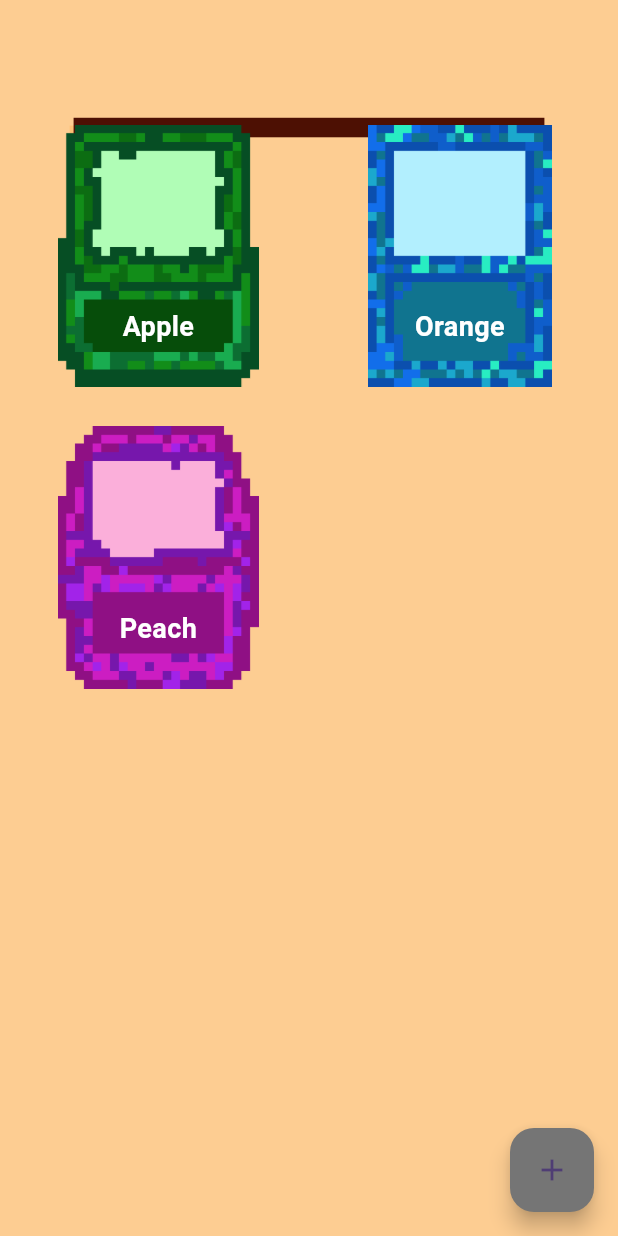
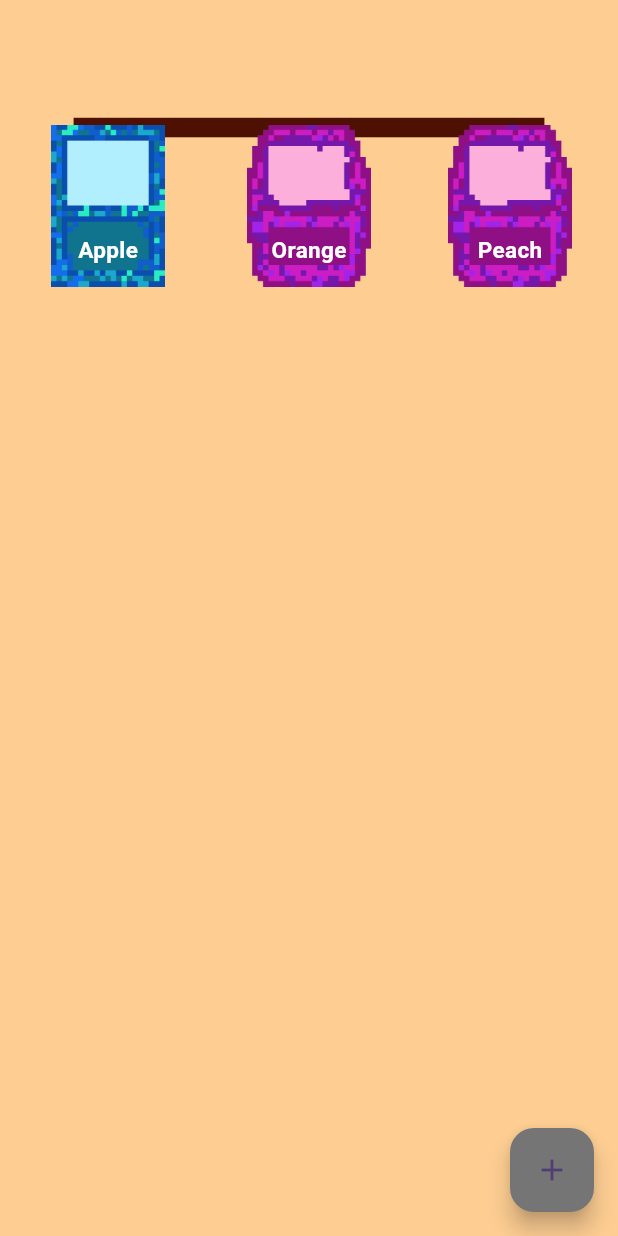
Before and after one commit to davidshxm/hack_the_north2024, a Flutter app: the screen it shows after launch, on a phone screen of 412 x 824 dp. Run offline on Flutter 3.47's test engine with Material 3 defaults, Android fonts, the phone set to English and light mode, and no system bars; drawn by our look-alikes of sliding_up_panel; our stand-ins replace image_picker; missing offline and left inert: google_mlkit_text_recognition.

Commit message:
Implement Images to replace buttons

```diff
--- a/lib/inventory.dart
+++ b/lib/inventory.dart
@@ -1,4 +1,5 @@
 import 'package:flutter/material.dart';
+import 'dart:math'; // Import dart:math for randomization
 import 'camera.dart';
 import 'inventory_manager.dart';
 import 'package:sliding_up_panel/sliding_up_panel.dart';
@@ -15,20 +16,21 @@ class _InventoryPage extends State<Inventory> {
   PanelController _pc = PanelController();
   bool _isPanelVisible = false;
   String value = ''; // Initially set to an empty string
+  final Random _random = Random(); // Create an instance of Random for random image selection
 
   @override
   void initState() {
     super.initState();
   }
 
-  // Function to cycle through images based on the index
-  String _getImageForIndex(int index) {
+  // Function to select a random image
+  String _getRandomImage() {
     List<String> images = [
       'assets/GameBoy-2.png',
       'assets/Card-2.png',
       'assets/Tamagotchi-2.png',
     ];
-    return images[index % images.length]; // Cycle through the 3 images
+    return images[_random.nextInt(images.length)]; // Randomly pick an image from the list
   }
 
   @override
@@ -83,7 +85,8 @@ class _InventoryPage extends State<Inventory> {
           ),
         ),
         // Foreground content (GridView and other UI elements)
-        SafeArea(
+        Container(
+          child: SafeArea(
             child: Column(
               children: [
                 SizedBox(height: 65,),
@@ -92,18 +95,21 @@ class _InventoryPage extends State<Inventory> {
                     padding: const EdgeInsets.all(10),
                     itemCount: _inventoryManager.inventoryItems.length,
                     gridDelegate: const SliverGridDelegateWithFixedCrossAxisCount(
-                    crossAxisCount: 2,
+                      crossAxisCount: 3,
                       crossAxisSpacing: 10,
                       mainAxisSpacing: 10,
                     ),
                     itemBuilder: (context, index) {
-                    return Stack(
+                      return Column(
+                        children: [
+                          Expanded(
+                            child: Stack(
                               alignment: Alignment.center, // Centers the content in the Stack
                               children: [
-                        // IconButton with dynamic image
+                                // IconButton with a random image
                                 IconButton(
-                          icon: Image.asset(_getImageForIndex(index)), // Dynamically set the image based on the index
-                          iconSize: 150, // Adjust the icon size as needed
+                                  icon: Image.asset(_getRandomImage()), // Use random image for each button
+                                  iconSize: 100, // Adjust the icon size as needed
                                   onPressed: () {
                                     setState(() {
                                       value = _inventoryManager.inventoryItems[index]; // Set value to the item string
@@ -113,15 +119,18 @@ class _InventoryPage extends State<Inventory> {
                                 ),
                                 // Text aligned to the center of the IconButton
                                 Positioned(
-                          bottom: 35, // Adjust this to control the vertical position of the text
+                                  bottom: 22, // Adjust this to control the vertical position of the text
                                   child: Text(
                                     _inventoryManager.inventoryItems[index],
                                     style: const TextStyle(
-                              fontSize: 18, // Adjust the font size as needed
+                                      fontSize: 15, // Adjust the font size as needed
                                       color: Colors.white, // Set the text color
                                       fontWeight: FontWeight.bold, // Make the text bold
                                     ),
                                     textAlign: TextAlign.center, // Aligns the text to center
+                                  ),
+                                ),
+                              ],
                             ),
                           ),
                         ],
@@ -132,6 +141,7 @@ class _InventoryPage extends State<Inventory> {
               ],
             ),
           ),
+        ),
       ],
     );
   }
```
Lines whose indentation alone changed are shown as unchanged.
